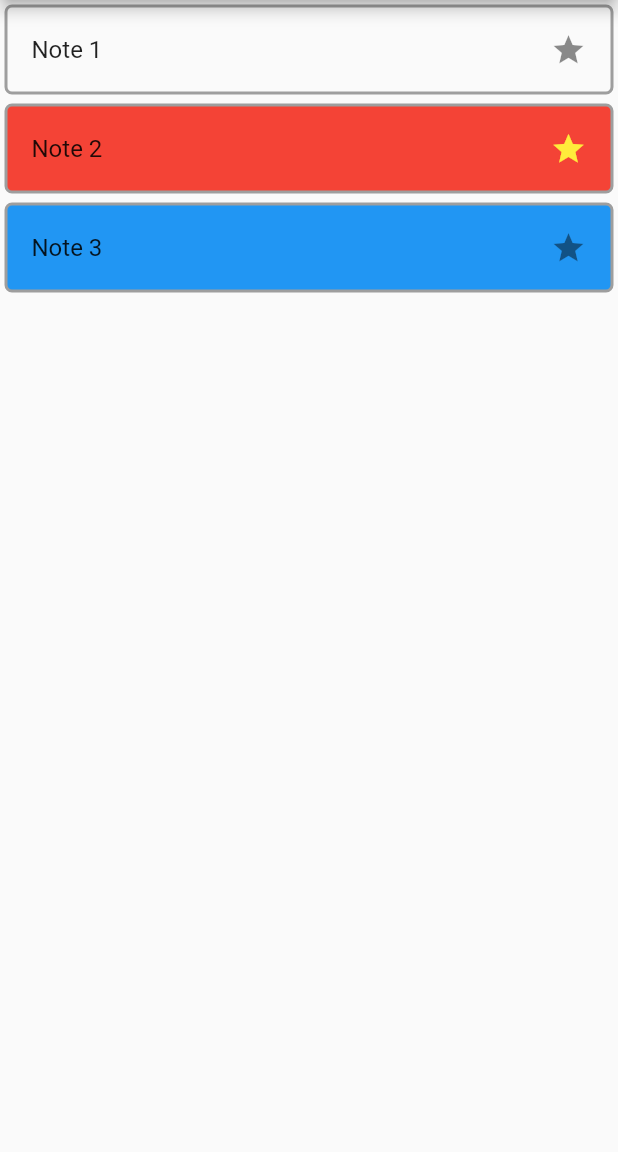
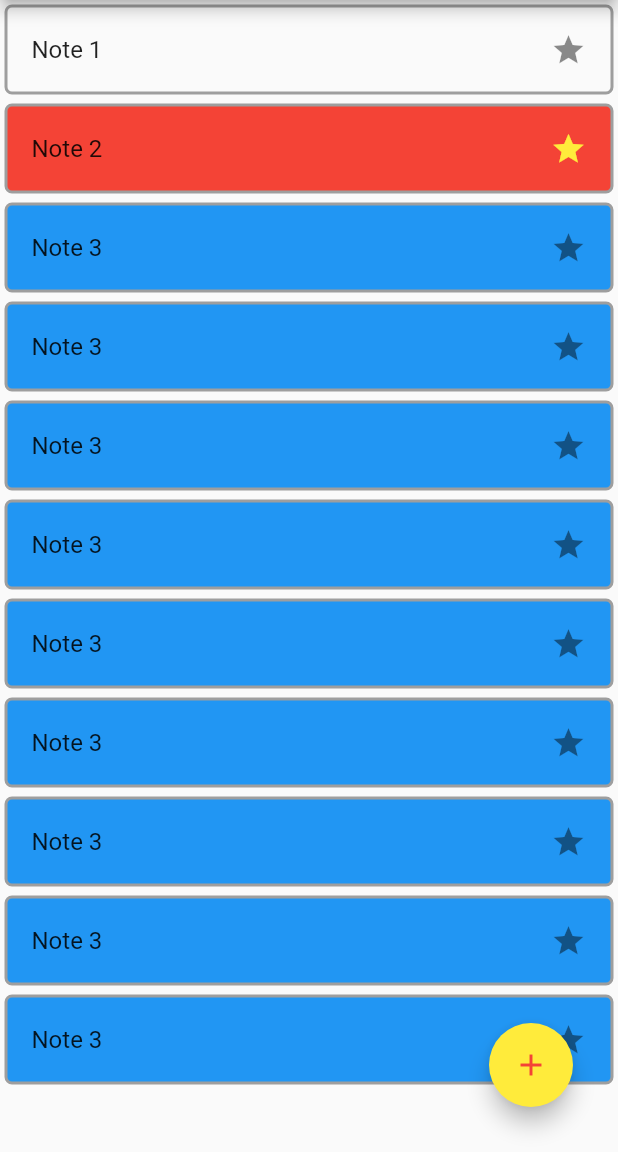
Before and after one commit to SeanFitzpatrick0/Notepad_App-Flutter, a Flutter app: the screen it shows after launch, on a phone screen of 412 x 824 dp, the part 84-1236 px from its top. Run offline on Flutter 3.47's test engine with Material 2 defaults, Android fonts, the phone set to English and light mode, and no system bars.

Commit message:
Adding create note button

```diff
--- a/notepad/lib/notepad.dart
+++ b/notepad/lib/notepad.dart
@@ -30,6 +30,46 @@ class Notepad extends StatelessWidget {
       content: 'Test data',
       color: Colors.blue,
     ),
+    Note(
+      title: 'Note 3',
+      content: 'Test data',
+      color: Colors.blue,
+    ),
+    Note(
+      title: 'Note 3',
+      content: 'Test data',
+      color: Colors.blue,
+    ),
+    Note(
+      title: 'Note 3',
+      content: 'Test data',
+      color: Colors.blue,
+    ),
+    Note(
+      title: 'Note 3',
+      content: 'Test data',
+      color: Colors.blue,
+    ),
+    Note(
+      title: 'Note 3',
+      content: 'Test data',
+      color: Colors.blue,
+    ),
+    Note(
+      title: 'Note 3',
+      content: 'Test data',
+      color: Colors.blue,
+    ),
+    Note(
+      title: 'Note 3',
+      content: 'Test data',
+      color: Colors.blue,
+    ),
+    Note(
+      title: 'Note 3',
+      content: 'Test data',
+      color: Colors.blue,
+    ),
   ];
 
   @override
@@ -40,7 +80,12 @@ class Notepad extends StatelessWidget {
           child: Text('Notepad'),
         ),
       ),
-      body: _listNotes(),
+      body: Stack(
+        children: <Widget>[
+          _listNotes(),
+          _addNoteButton(),
+        ],
+      ),
     );
   }
 
@@ -50,7 +95,8 @@ class Notepad extends StatelessWidget {
         child: Text('Add a note.'),
       );
     }
-    return ListView.builder(
+    return Positioned(
+      child: ListView.builder(
         itemCount: _notes.length,
         itemBuilder: (BuildContext ctx, int i) {
           return Container(
@@ -72,6 +118,24 @@ class Notepad extends StatelessWidget {
             ),
           );
         },
+      ),
     );
   }
+
+  Widget _addNoteButton() {
+    return Positioned(
+        bottom: 30,
+        right: 30,
+        child: FloatingActionButton(
+          tooltip: 'Add Note',
+          child: new Icon(
+            Icons.add,
+            color: Colors.red,
+          ),
+          backgroundColor: Colors.yellow,
+          onPressed: () {
+            // TODO ad navigation to create note page
+          },
+        ));
   }
+}
```
Lines whose indentation alone changed are shown as unchanged.
